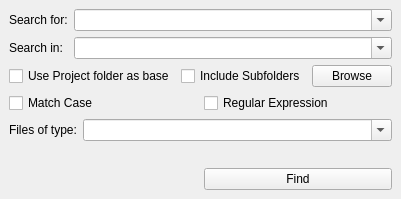
christopherpow/nesicide, file common/findinfilesdockwidget.ui: the form before one commit.
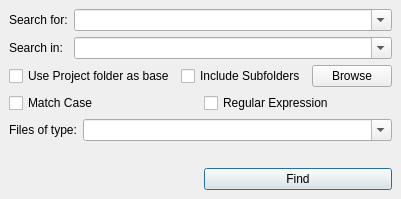
The form after the commit.

The edit to the form file:
```diff
--- a/common/findinfilesdockwidget.ui
+++ b/common/findinfilesdockwidget.ui
@@ -130,6 +130,12 @@
       <property name="text">
        <string>Find</string>
       </property>
+      <property name="autoDefault">
+       <bool>true</bool>
+      </property>
+      <property name="default">
+       <bool>true</bool>
+      </property>
      </widget>
     </item>
    </layout>
```
